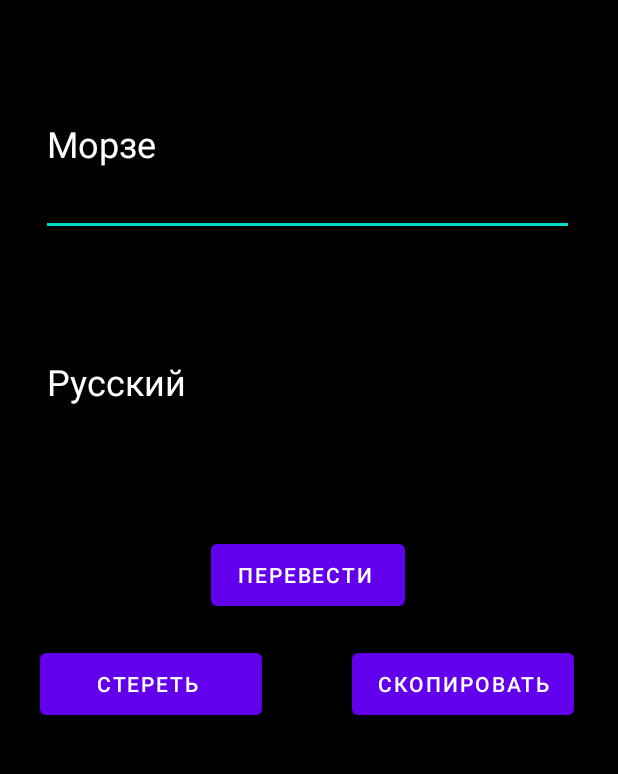
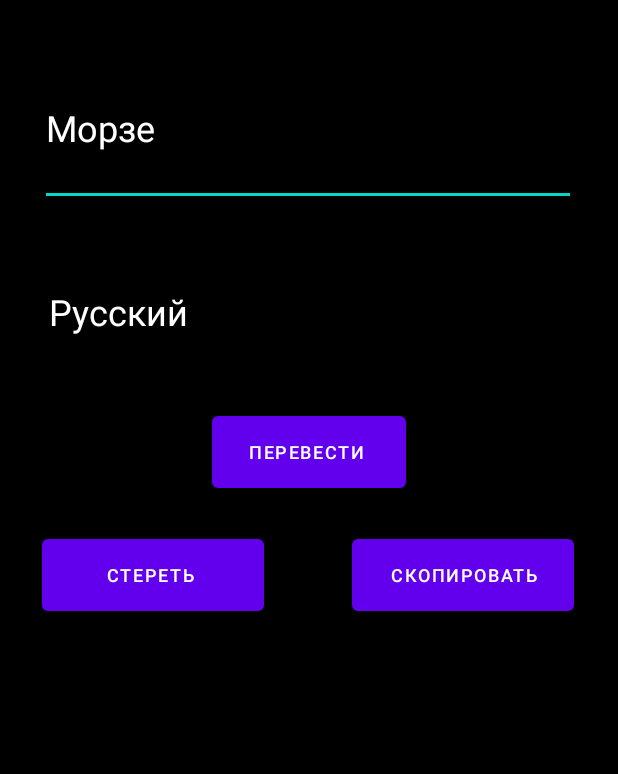
Before and after one commit to nPocTocax/translator2, an Android app: the screen it shows after launch (MainActivity), on a phone screen of 412 x 824 dp, the part 84-858 px from its top. Run offline under Robolectric (Android 15) with nearby library versions, the phone set to English and light mode, and no system bars.

Commit message:
алфавит

```diff
--- a/app/src/main/java/com/example/translator2/MainActivity.java
+++ b/app/src/main/java/com/example/translator2/MainActivity.java
@@ -7,9 +7,7 @@ import android.os.Bundle;
 import android.view.View;
 import android.widget.Button;
 import android.widget.EditText;
-
 import androidx.appcompat.app.AppCompatActivity;
-
 import java.util.Locale;
 
 public class MainActivity extends AppCompatActivity {
--- a/app/src/main/res/layout/activity_main.xml
+++ b/app/src/main/res/layout/activity_main.xml
@@ -11,8 +11,8 @@
 
     <EditText
         android:id="@+id/editMorse"
-        android:layout_width="355dp"
-        android:layout_height="122dp"
+        android:layout_width="357dp"
+        android:layout_height="104dp"
         android:drawableTint="#FFFFFF"
         android:hint="Морзе"
         android:shadowColor="#ffffff"
@@ -21,15 +21,15 @@
         android:textSize="24sp"
         app:layout_constraintBottom_toBottomOf="parent"
         app:layout_constraintEnd_toEndOf="parent"
-        app:layout_constraintHorizontal_bias="0.488"
+        app:layout_constraintHorizontal_bias="0.482"
         app:layout_constraintStart_toStartOf="parent"
         app:layout_constraintTop_toTopOf="parent"
-        app:layout_constraintVertical_bias="0.055" />
+        app:layout_constraintVertical_bias="0.05" />
 
     <EditText
         android:id="@+id/editText"
-        android:layout_width="355dp"
-        android:layout_height="122dp"
+        android:layout_width="354dp"
+        android:layout_height="98dp"
         android:ems="10"
         android:hint="Русский"
         android:inputType="text"
@@ -38,46 +38,48 @@
         android:textSize="24sp"
         app:layout_constraintBottom_toBottomOf="parent"
         app:layout_constraintEnd_toEndOf="parent"
-        app:layout_constraintHorizontal_bias="0.488"
+        app:layout_constraintHorizontal_bias="0.491"
         app:layout_constraintStart_toStartOf="parent"
         app:layout_constraintTop_toTopOf="parent"
-        app:layout_constraintVertical_bias="0.3" />
+        app:layout_constraintVertical_bias="0.238" />
 
     <Button
         android:id="@+id/button"
         android:layout_width="129dp"
-        android:layout_height="53dp"
+        android:layout_height="60dp"
         android:text="Перевести "
+        android:textSize="12sp"
         app:layout_constraintBottom_toBottomOf="parent"
         app:layout_constraintEnd_toEndOf="parent"
-        app:layout_constraintHorizontal_bias="0.498"
+        app:layout_constraintStart_toStartOf="parent"
+        app:layout_constraintTop_toTopOf="parent"
+        app:layout_constraintVertical_bias="0.383" />
+
+    <Button
+        android:id="@+id/button2"
+        android:layout_width="148dp"
+        android:layout_height="60dp"
+        android:text="стереть "
+        android:textSize="12sp"
+        app:layout_constraintBottom_toBottomOf="parent"
+        app:layout_constraintEnd_toEndOf="parent"
+        app:layout_constraintHorizontal_bias="0.106"
         app:layout_constraintStart_toStartOf="parent"
         app:layout_constraintTop_toTopOf="parent"
         app:layout_constraintVertical_bias="0.499" />
 
     <Button
-        android:id="@+id/button2"
-        android:layout_width="148dp"
-        android:layout_height="53dp"
-        android:text="стереть "
-        app:layout_constraintBottom_toBottomOf="parent"
-        app:layout_constraintEnd_toEndOf="parent"
-        app:layout_constraintHorizontal_bias="0.102"
-        app:layout_constraintStart_toStartOf="parent"
-        app:layout_constraintTop_toTopOf="parent"
-        app:layout_constraintVertical_bias="0.601" />
-
-    <Button
         android:id="@+id/button3"
         android:layout_width="148dp"
-        android:layout_height="53dp"
+        android:layout_height="60dp"
         android:text="скопировать"
+        android:textSize="12sp"
         app:layout_constraintBottom_toBottomOf="parent"
         app:layout_constraintEnd_toEndOf="parent"
         app:layout_constraintHorizontal_bias="0.889"
         app:layout_constraintStart_toStartOf="parent"
         app:layout_constraintTop_toTopOf="parent"
-        app:layout_constraintVertical_bias="0.601" />
+        app:layout_constraintVertical_bias="0.499" />
 
 
 </androidx.constraintlayout.widget.ConstraintLayout>
```
